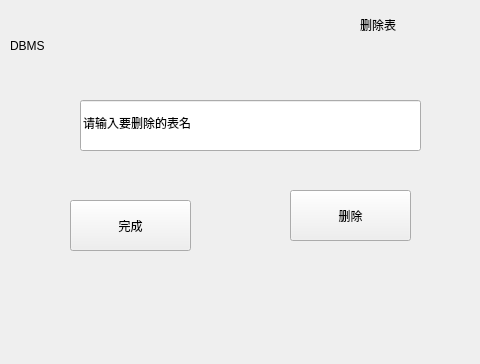
The window that deletetable.ui (jy-080610/DBMS) describes before a commit, drawn with Qt 5.
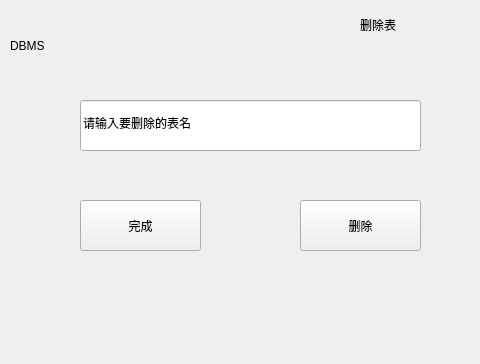
The same window after the commit.

Diff of the .ui file:
```diff
--- a/deletetable.ui
+++ b/deletetable.ui
@@ -58,7 +58,7 @@
   <widget class="QPushButton" name="quitButton">
    <property name="geometry">
     <rect>
-     <x>70</x>
+     <x>80</x>
      <y>200</y>
      <width>121</width>
      <height>51</height>
@@ -71,8 +71,8 @@
   <widget class="QPushButton" name="deleButton">
    <property name="geometry">
     <rect>
-     <x>290</x>
-     <y>190</y>
+     <x>300</x>
+     <y>200</y>
      <width>121</width>
      <height>51</height>
     </rect>
```
